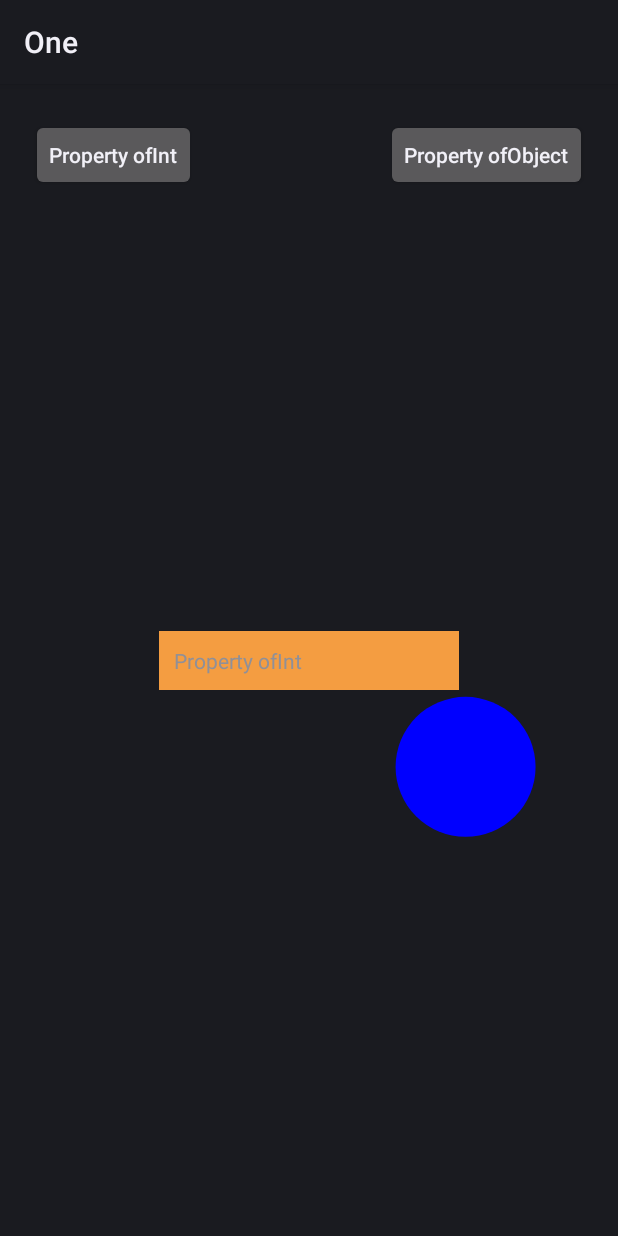
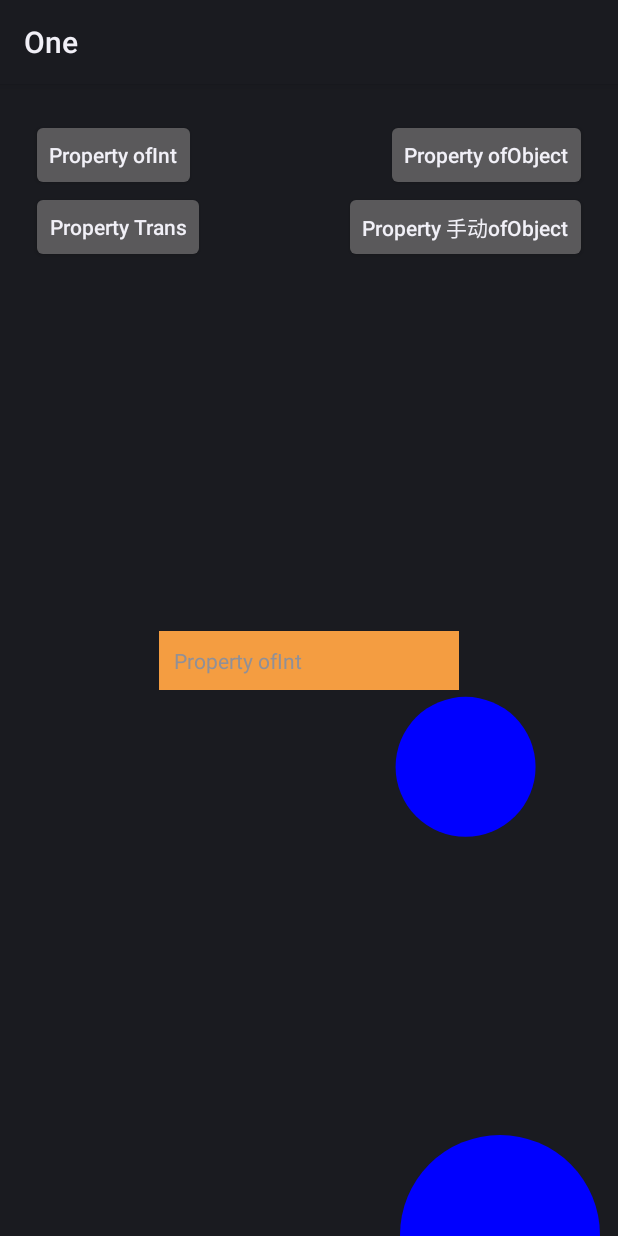
Before and after one commit to xieyulei/One, an Android app: the layout activity_property_anim.xml on its own in the app's theme, with its tools: preview values and no code run, on a phone screen of 412 x 824 dp. Run offline under Robolectric (Android 15) with nearby library versions, the phone set to English and light mode, and no system bars.

Commit message:
(Animation):属性动画--ObjectAnimator

```diff
--- a/app/src/main/java/com/xyl/one/animation/property/CircleViewEvaluator.kt
+++ b/app/src/main/java/com/xyl/one/animation/evaluator/CircleViewEvaluator.kt
@@ -1,4 +1,4 @@
-package com.xyl.one.animation.property
+package com.xyl.one.animation.evaluator
 
 import android.animation.TypeEvaluator
 import com.xyl.one.animation.PropertyAnimActivity.Point
--- a/app/src/main/java/com/xyl/one/animation/property/CircleView.kt
+++ b/app/src/main/java/com/xyl/one/animation/view/CircleView.kt
@@ -1,4 +1,4 @@
-package com.xyl.one.animation.property
+package com.xyl.one.animation.view
 
 import android.animation.ValueAnimator
 import android.content.Context
@@ -8,6 +8,7 @@ import android.graphics.Paint
 import android.util.AttributeSet
 import android.view.View
 import com.xyl.one.animation.PropertyAnimActivity.Point
+import com.xyl.one.animation.evaluator.CircleViewEvaluator
 
 /**
  * Copyright (c) 2022 Raysharp.cn. All rights reserved.
--- /dev/null
+++ b/app/src/main/java/com/xyl/one/animation/view/ColorCircleView.kt
@@ -0,0 +1,50 @@
+package com.xyl.one.animation.view
+
+import android.content.Context
+import android.graphics.Canvas
+import android.graphics.Color
+import android.graphics.Paint
+import android.util.AttributeSet
+import android.view.View
+
+/**
+ * Copyright (c) 2022 Raysharp.cn. All rights reserved.
+ *
+ * ColorCircleView
+ * @author xieyulei
+ * @date 2022-12-01
+ */
+class ColorCircleView @JvmOverloads constructor(
+    context: Context, attrs: AttributeSet? = null, defStyleAttr: Int = 0
+) : View(context, attrs, defStyleAttr) {
+    companion object {
+        // 圆的半径
+        private const val RADIUS = 100f
+    }
+
+    private val mPaint = Paint().apply {
+        isAntiAlias = true
+        color = Color.BLUE
+    }
+
+    private var mColor: String = ""
+
+    fun getColor(): String = mColor
+    fun setColor(color: String) {
+        mColor = color
+        mPaint.color = Color.parseColor(color)
+        // 调用invalidate方法，即画笔颜色每次改变都会刷新视图，然后调用onDraw方法重新绘制视图
+        // 而因为每次调用onDraw方法时画笔的颜色都会改变，所以圆的颜色也会改变，从而实现动画效果
+        invalidate()
+    }
+
+    /**
+     * 复写onDraw从而实现绘制逻辑
+     * 绘制逻辑：现在起始点画圆，通过监听当前坐标值(currentPoint)的变化，每次变化都调用onDraw方法重新绘制圆，从而实现圆的平移动画效果
+     */
+    override fun onDraw(canvas: Canvas?) {
+        super.onDraw(canvas)
+        canvas?.drawCircle(500f, 500f, RADIUS, mPaint)
+    }
+
+}
--- a/app/src/main/res/layout/activity_property_anim.xml
+++ b/app/src/main/res/layout/activity_property_anim.xml
@@ -35,6 +35,15 @@
         app:layout_constraintTop_toTopOf="@id/guideline3" />
 
     <Button
+        android:id="@+id/btn_property_of_trans"
+        android:layout_width="wrap_content"
+        android:layout_height="wrap_content"
+        android:text="@string/btn_property_trans_of_object"
+        android:textAllCaps="false"
+        app:layout_constraintStart_toStartOf="@id/guideLine1"
+        app:layout_constraintTop_toBottomOf="@id/btn_property_of_int" />
+
+    <Button
         android:id="@+id/btn_property_of_object"
         android:layout_width="wrap_content"
         android:layout_height="wrap_content"
@@ -42,6 +51,15 @@
         android:textAllCaps="false"
         app:layout_constraintEnd_toEndOf="@id/guideline2"
         app:layout_constraintTop_toTopOf="@id/guideline3" />
+
+    <Button
+        android:id="@+id/btn_property_manual_of_object"
+        android:layout_width="wrap_content"
+        android:layout_height="wrap_content"
+        android:text="@string/btn_property_manual_of_object"
+        android:textAllCaps="false"
+        app:layout_constraintEnd_toEndOf="@id/guideline2"
+        app:layout_constraintTop_toBottomOf="@id/btn_property_of_object" />
 
     <TextView
         android:id="@+id/tv_number"
@@ -56,7 +74,7 @@
         app:layout_constraintStart_toStartOf="parent"
         app:layout_constraintTop_toTopOf="parent" />
 
-    <com.xyl.one.animation.property.CircleView
+    <com.xyl.one.animation.view.CircleView
         android:id="@+id/circle_view"
         android:layout_width="wrap_content"
         android:layout_height="wrap_content"
@@ -64,4 +82,13 @@
         app:layout_constraintStart_toStartOf="@id/guideLine1"
         app:layout_constraintTop_toBottomOf="@id/btn_property_of_int" />
 
+    <com.xyl.one.animation.view.ColorCircleView
+        android:id="@+id/color_circle_view"
+        android:layout_width="wrap_content"
+        android:layout_height="wrap_content"
+        android:layout_marginTop="30dp"
+        app:layout_constraintEnd_toEndOf="@id/guideline2"
+        app:layout_constraintStart_toStartOf="@id/guideLine1"
+        app:layout_constraintTop_toBottomOf="@id/tv_number" />
+
 </androidx.constraintlayout.widget.ConstraintLayout>
--- a/app/src/main/res/values/strings.xml
+++ b/app/src/main/res/values/strings.xml
@@ -7,6 +7,8 @@
     <string name="btn_replace_fragment">Replace Fragment</string>
     <string name="btn_start_property_ofInt">Property ofInt</string>
     <string name="btn_start_property_ofObject">Property ofObject</string>
+    <string name="btn_property_manual_of_object">Property 手动ofObject</string>
+    <string name="btn_property_trans_of_object">Property Trans</string>
     <string name="title_one_fragment">One Fragment</string>
     <string name="title_two_fragment">Two Fragment</string>
     <string name="title_list_fragment">List Fragment</string>
```
Also changed, not shown: app/src/main/java/com/xyl/one/animation/PropertyAnimActivity.kt (+57 -2 lines), app/src/main/java/com/xyl/one/animation/evaluator/ColorEvaluator.kt (added, +86 -0 lines).
